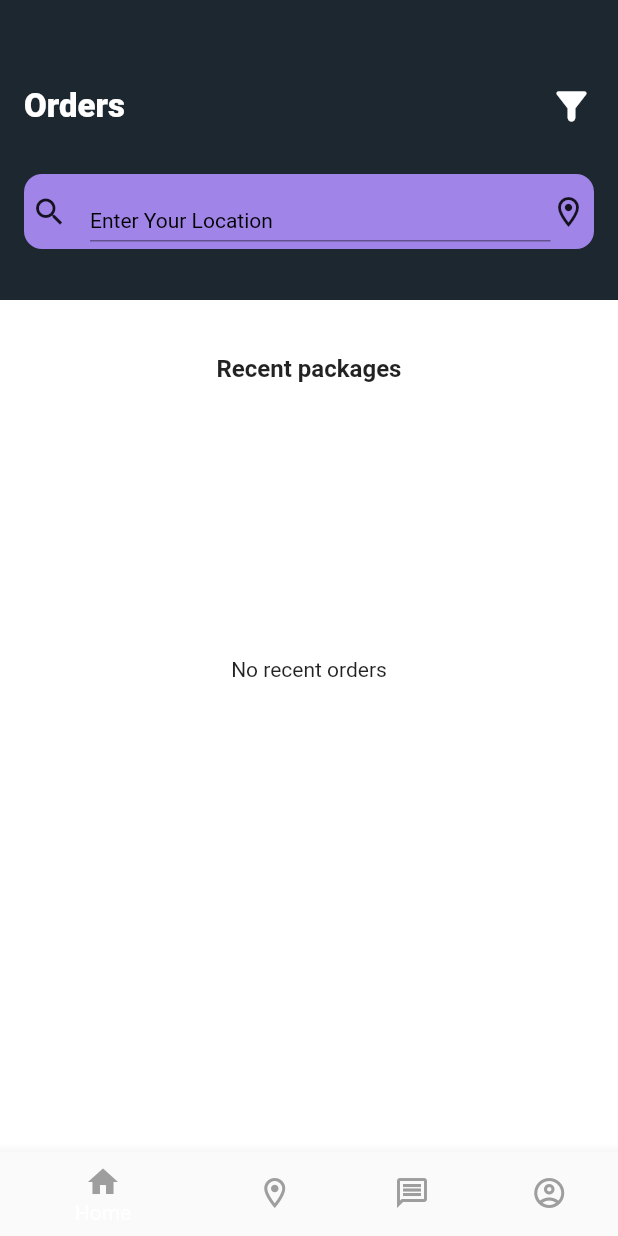
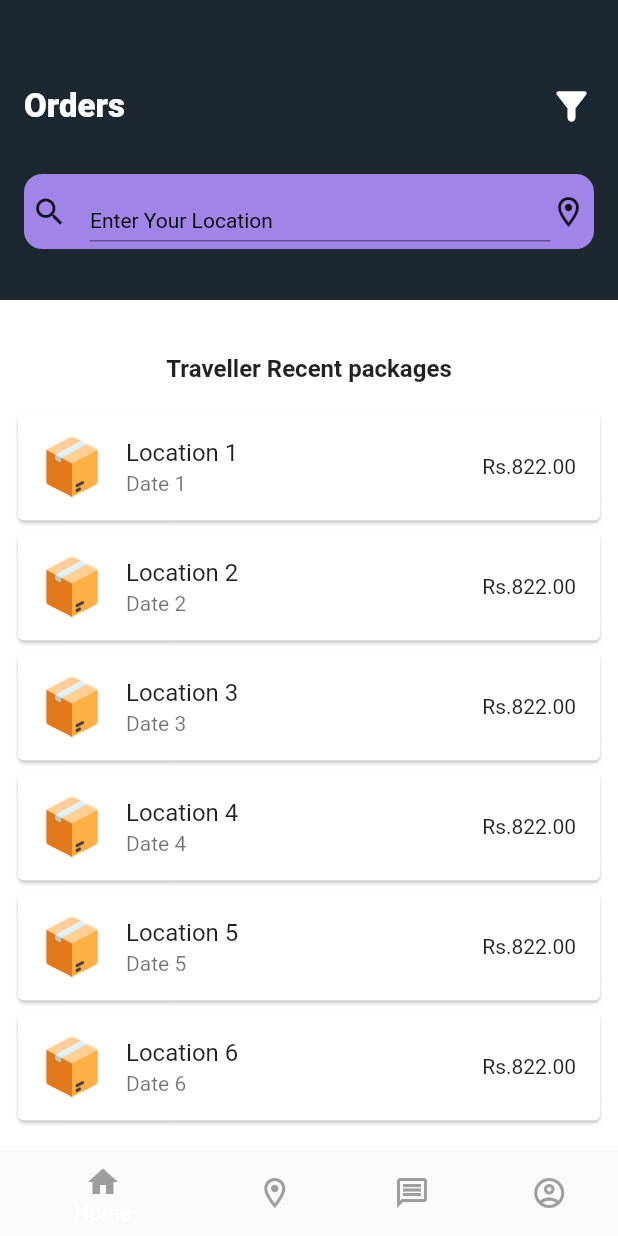
Before and after one commit to dipanshughime/deliveryX, a Flutter app: the HomePage screen opened directly, on a phone screen of 412 x 824 dp. Run offline on Flutter 3.47's test engine with Material 2 defaults, Android fonts, the phone set to English and light mode, and no system bars; our stand-ins replace carousel_slider, cloud_firestore, firebase_auth, firebase_core, flutter_spinkit, fluttertoast and 2 more; missing offline and left inert: dart:ffi; accounts and stored records are empty.

Commit message:
traveller ui changes

```diff
--- a/lib/Users/Users_screen/Traveller/homepage.dart
+++ b/lib/Users/Users_screen/Traveller/homepage.dart
@@ -1,41 +1,38 @@
 import 'dart:math';
 
 import 'package:cloud_firestore/cloud_firestore.dart';
-import 'package:deliveryx/Users/Users_screen/Sender/order_summary.dart';
+import 'package:deliveryx/Users/Users_screen/Traveller/order_summary.dart';
 import 'package:firebase_auth/firebase_auth.dart';
+import 'package:firebase_core/firebase_core.dart';
 import 'package:flutter/material.dart';
-import 'package:intl/intl.dart';
+
+// import '../Sender/order_details.dart';
 
 class HomePage extends StatefulWidget {
+  final User? user = FirebaseAuth.instance.currentUser;
+
   @override
   _HomePageState createState() => _HomePageState();
 }
 
+// class Order {
+//   final String location;
+//   final String date;
+//   final int cost;
+
+//   Order({required this.location, required this.date, required this.cost});
+// }
+
 class _HomePageState extends State<HomePage> {
   int _currentIndex = 0;
 
-   Stream<QuerySnapshot>? _stream;
-
-  @override
-  void initState() {
-    super.initState();
-
-    final currentUser = FirebaseAuth.instance.currentUser;
-    _stream = FirebaseFirestore.instance
-        .collectionGroup("orders")
-        .where("Status", isEqualTo: "Active")
-        .orderBy("userid", descending: true)
-        .where("userid", isNotEqualTo: currentUser?.uid)
-        .orderBy("Timestamp", descending: true)
-        .snapshots();
-  }
-
-
+  late String location;
+  late String date;
+  late String cost;
 
   @override
   Widget build(BuildContext context) {
     return Scaffold(
-
       body: SingleChildScrollView(
         child: Column(
           children: [
@@ -115,7 +112,7 @@ class _HomePageState extends State<HomePage> {
             //recent packages text
             Padding(
               padding: const EdgeInsets.all(16.0),
-              child: Text("Recent packages",
+              child: Text("Traveller Recent packages",
                   textAlign: TextAlign.left,
                   style: TextStyle(
                     fontSize: 16,
@@ -127,27 +124,19 @@ class _HomePageState extends State<HomePage> {
             Padding(
               padding: const EdgeInsets.fromLTRB(8, 0, 8, 0),
               child: Container(
-                height: 350,
-                child: StreamBuilder<QuerySnapshot>(
-                  stream: _stream,
-                  builder: (context, snapshot) {
-                    if (!snapshot.hasData) {
-                      return Center(child: CircularProgressIndicator());
-                    }
+                height: MediaQuery.of(context).size.height * 0.59,
+                child:
+                    // StreamBuilder(
+                    //     stream: FirebaseFirestore.instance.collectionGroup("orders").where("Status", isEqualTo: "Active")
 
-                    final orders = snapshot.data!.docs;
-
-                    if (orders.isEmpty) {
-                      return Center(child: Text("No recent orders"));
-                    }
-
-                    return ListView.builder(
-                      itemCount: orders.length,
+                    //     builder: (BuildContext: context, snapshot))
+                    ListView.builder(
+                  itemCount: 6,
                   itemBuilder: (BuildContext context, int index) {
-                        final orderData = orders[index].data() as Map<String, dynamic>;
-                        final orderId = orders[index].id;
-                        final timestamp = orderData['Timestamp'] as Timestamp;
-                        final formattedDate = DateFormat('yyyy-MM-dd HH:mm').format(timestamp.toDate());
+                    String location = 'Location ${index + 1}';
+                    String date = 'Date ${index + 1}';
+                    final Random random = Random();
+                    final int cost = random.nextInt(601) + 700;
 
                     return SingleChildScrollView(
                       child: Card(
@@ -156,9 +145,14 @@ class _HomePageState extends State<HomePage> {
                             Navigator.push(
                               context,
                               MaterialPageRoute(
-                                    builder: (context) => OrderClick(),
-                                  ),
+                                  builder: (context) => OrderClickT(
+                                        location: location,
+                                        date: date,
+                                        cost: cost.toString(),
+                                      )),
                             );
+                            // Add your onPressed or onTap logic here
+                            //navigate wala code
                           },
                           child: ListTile(
                             leading: Image.asset(
@@ -166,23 +160,17 @@ class _HomePageState extends State<HomePage> {
                               width: 40,
                               height: 40,
                             ),
-                                title: Text(orderId ?? ''),
-                                subtitle: Text(formattedDate ?? ''),
-                                trailing: Text(orderData['Cost'] ?? 'Rs.400'),
+                            title: Text(location),
+                            subtitle: Text(date),
+                            trailing: Text('Rs.${cost.toStringAsFixed(2)}'),
                           ),
                         ),
                       ),
                     );
                   },
-                    );
-                  },
                 ),
               ),
             ),
-
-
-
-
           ],
         ),
       ),
```
Also changed, not shown: lib/Users/Splash_screen/splash_screen.dart (+17 -6 lines), lib/Users/Users_screen/Traveller/order_summary.dart (+87 -15 lines). Lines whose indentation alone changed are shown as unchanged.
